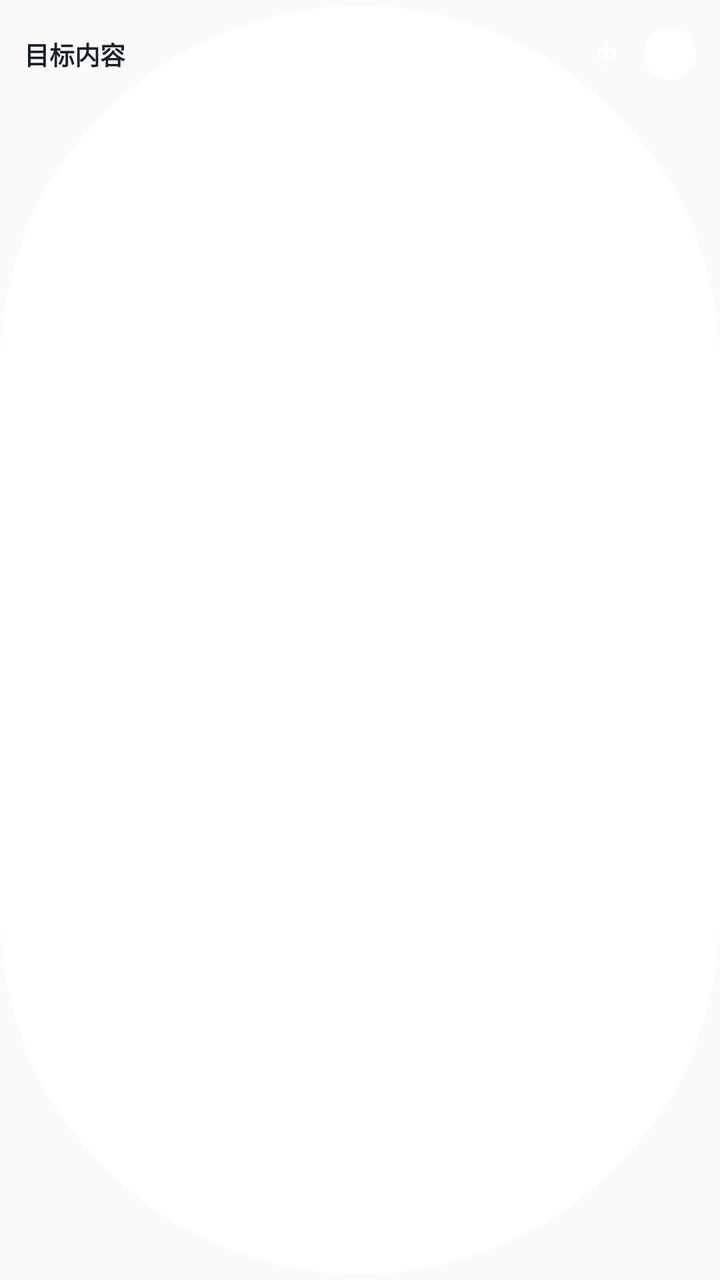
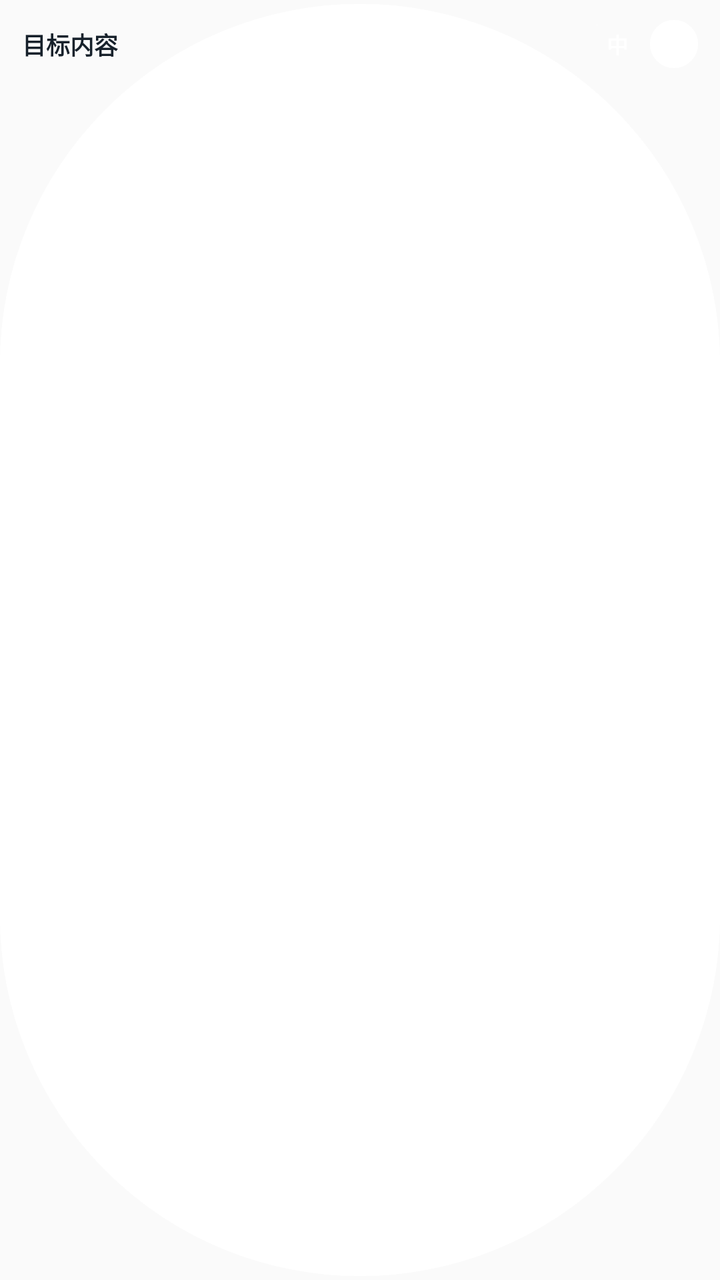

Before-and-after screenshots of an Android layout around one commit, followed by the original layout XML and the change that was made.
<!-- AndroidManifest.xml: application theme AppTheme -->
<!-- res/layout/controler_widget_goal_collection_item.xml -->
<?xml version="1.0" encoding="utf-8"?>
<FrameLayout xmlns:android="http://schemas.android.com/apk/res/android"
    android:id="@+id/widget_collection_item_root"
    android:layout_width="match_parent"
    android:layout_height="wrap_content"
    android:minHeight="48dp"
    android:paddingTop="3dp"
    android:paddingBottom="3dp">

    <ImageView
        android:id="@+id/widget_collection_item_background"
        android:layout_width="match_parent"
        android:layout_height="match_parent"
        android:adjustViewBounds="false"
        android:contentDescription="@null"
        android:scaleType="fitXY"
        android:src="@drawable/controler_widget_tintable_pill_fill" />

    <ImageView
        android:id="@+id/widget_collection_item_outline"
        android:layout_width="match_parent"
        android:layout_height="match_parent"
        android:adjustViewBounds="false"
        android:contentDescription="@null"
        android:scaleType="fitXY"
        android:src="@drawable/controler_widget_tintable_pill_stroke" />

    <LinearLayout
        android:layout_width="match_parent"
        android:layout_height="wrap_content"
        android:gravity="center_vertical"
        android:minHeight="48dp"
        android:orientation="horizontal"
        android:paddingLeft="12dp"
        android:paddingTop="9dp"
        android:paddingRight="12dp"
        android:paddingBottom="9dp">

        <View
            android:id="@+id/widget_collection_item_accent"
            android:layout_width="0dp"
            android:layout_height="0dp"
            android:background="#8ED6A4"
            android:visibility="gone" />

        <TextView
            android:id="@+id/widget_collection_item_title"
            android:layout_width="0dp"
            android:layout_height="wrap_content"
            android:layout_weight="1"
            android:ellipsize="end"
            android:gravity="center_vertical"
            android:includeFontPadding="false"
            android:maxLines="1"
            android:text="目标内容"
            android:textColor="#17212B"
            android:textSize="12.5sp"
            android:textStyle="bold" />

        <LinearLayout
            android:id="@+id/widget_collection_item_goal_trailing"
            android:layout_width="wrap_content"
            android:layout_height="wrap_content"
            android:layout_marginStart="10dp"
            android:gravity="center_vertical"
            android:orientation="horizontal">

            <FrameLayout
                android:id="@+id/widget_collection_item_goal_badge"
                android:layout_width="wrap_content"
                android:layout_height="wrap_content"
                android:layout_marginEnd="8dp">

                <ImageView
                    android:id="@+id/widget_collection_item_goal_badge_background"
                    android:layout_width="match_parent"
                    android:layout_height="match_parent"
                    android:adjustViewBounds="false"
                    android:contentDescription="@null"
                    android:scaleType="fitXY"
                    android:src="@drawable/controler_widget_tintable_pill_fill" />

                <TextView
                    android:id="@+id/widget_collection_item_goal_badge_text"
                    android:layout_width="wrap_content"
                    android:layout_height="wrap_content"
                    android:layout_gravity="center"
                    android:gravity="center"
                    android:includeFontPadding="false"
                    android:minWidth="22dp"
                    android:paddingLeft="5dp"
                    android:paddingTop="2dp"
                    android:paddingRight="5dp"
                    android:paddingBottom="2dp"
                    android:text="中"
                    android:textColor="#FFFFFF"
                    android:textSize="11sp"
                    android:textStyle="bold" />
            </FrameLayout>

            <FrameLayout
                android:id="@+id/widget_collection_item_goal_toggle"
                android:layout_width="26dp"
                android:layout_height="26dp">

                <ImageView
                    android:id="@+id/widget_collection_item_goal_toggle_fill"
                    android:layout_width="match_parent"
                    android:layout_height="match_parent"
                    android:adjustViewBounds="false"
                    android:contentDescription="@null"
                    android:scaleType="fitXY"
                    android:src="@drawable/controler_widget_tintable_pill_fill" />

                <ImageView
                    android:id="@+id/widget_collection_item_goal_toggle_outline"
                    android:layout_width="match_parent"
                    android:layout_height="match_parent"
                    android:adjustViewBounds="false"
                    android:contentDescription="@null"
                    android:scaleType="fitXY"
                    android:src="@drawable/controler_widget_tintable_pill_stroke" />

                <TextView
                    android:id="@+id/widget_collection_item_goal_toggle_text"
                    android:layout_width="wrap_content"
                    android:layout_height="wrap_content"
                    android:layout_gravity="center"
                    android:gravity="center"
                    android:includeFontPadding="false"
                    android:text=""
                    android:textColor="#FFFFFF"
                    android:textSize="13sp"
                    android:textStyle="bold" />
            </FrameLayout>
        </LinearLayout>

        <TextView
            android:id="@+id/widget_collection_item_meta"
            android:layout_width="0dp"
            android:layout_height="0dp"
            android:visibility="gone" />

        <TextView
            android:id="@+id/widget_collection_item_action"
            android:layout_width="0dp"
            android:layout_height="0dp"
            android:visibility="gone" />
    </LinearLayout>
</FrameLayout>
<!-- resources referenced by this layout -->
<resources>
  <!-- drawable controler_widget_tintable_pill_fill (drawable) -->
  <?xml version="1.0" encoding="utf-8"?>
  <shape xmlns:android="http://schemas.android.com/apk/res/android"
      android:shape="rectangle">
      <solid android:color="#FFFFFFFF" />
      <corners android:radius="999dp" />
  </shape>
  <!-- drawable controler_widget_tintable_pill_stroke (drawable) -->
  <?xml version="1.0" encoding="utf-8"?>
  <shape xmlns:android="http://schemas.android.com/apk/res/android"
      android:shape="rectangle">
      <solid android:color="#00FFFFFF" />
      <corners android:radius="999dp" />
      <stroke
          android:width="1dp"
          android:color="#FFFFFFFF" />
  </shape>
  <style name="AppTheme" parent="Theme.AppCompat.DayNight.NoActionBar">
          
          <item name="android:editTextBackground">@drawable/rn_edit_text_material</item>
      </style>
  <!-- drawable rn_edit_text_material (drawable) -->
  <?xml version="1.0" encoding="utf-8"?>
  <inset xmlns:android="http://schemas.android.com/apk/res/android"
         android:insetLeft="@dimen/abc_edit_text_inset_horizontal_material"
         android:insetRight="@dimen/abc_edit_text_inset_horizontal_material"
         android:insetTop="@dimen/abc_edit_text_inset_top_material"
         android:insetBottom="@dimen/abc_edit_text_inset_bottom_material">
  
      <selector>
          
          <item android:state_enabled="false" android:drawable="@drawable/abc_textfield_default_mtrl_alpha"/>
          <item android:drawable="@drawable/abc_textfield_activated_mtrl_alpha"/>
      </selector>
  
  </inset>
</resources>

<!-- the commit's change to res/layout/controler_widget_goal_collection_item.xml (unified diff, before → after) -->
@@ -3,9 +3,9 @@
     android:id="@+id/widget_collection_item_root"
     android:layout_width="match_parent"
     android:layout_height="wrap_content"
-    android:minHeight="48dp"
-    android:paddingTop="3dp"
-    android:paddingBottom="3dp">
+    android:minHeight="40dp"
+    android:paddingTop="2dp"
+    android:paddingBottom="2dp">
 
     <ImageView
         android:id="@+id/widget_collection_item_background"
@@ -29,18 +29,20 @@
         android:layout_width="match_parent"
         android:layout_height="wrap_content"
         android:gravity="center_vertical"
-        android:minHeight="48dp"
+        android:minHeight="40dp"
         android:orientation="horizontal"
-        android:paddingLeft="12dp"
-        android:paddingTop="9dp"
-        android:paddingRight="12dp"
-        android:paddingBottom="9dp">
+        android:paddingLeft="11dp"
+        android:paddingTop="6dp"
+        android:paddingRight="11dp"
+        android:paddingBottom="6dp">
 
-        <View
+        <ImageView
             android:id="@+id/widget_collection_item_accent"
             android:layout_width="0dp"
             android:layout_height="0dp"
             android:background="#8ED6A4"
+            android:contentDescription="@null"
+            android:scaleType="fitXY"
             android:visibility="gone" />
 
         <TextView
@@ -54,7 +56,7 @@
             android:maxLines="1"
             android:text="目标内容"
             android:textColor="#17212B"
-            android:textSize="12.5sp"
+            android:textSize="12sp"
             android:textStyle="bold" />
 
         <LinearLayout
@@ -69,7 +71,7 @@
                 android:id="@+id/widget_collection_item_goal_badge"
                 android:layout_width="wrap_content"
                 android:layout_height="wrap_content"
-                android:layout_marginEnd="8dp">
+                android:layout_marginEnd="6dp">
 
                 <ImageView
                     android:id="@+id/widget_collection_item_goal_badge_background"
@@ -87,21 +89,21 @@
                     android:layout_gravity="center"
                     android:gravity="center"
                     android:includeFontPadding="false"
-                    android:minWidth="22dp"
+                    android:minWidth="20dp"
                     android:paddingLeft="5dp"
                     android:paddingTop="2dp"
                     android:paddingRight="5dp"
                     android:paddingBottom="2dp"
                     android:text="中"
                     android:textColor="#FFFFFF"
-                    android:textSize="11sp"
+                    android:textSize="10.5sp"
                     android:textStyle="bold" />
             </FrameLayout>
 
             <FrameLayout
                 android:id="@+id/widget_collection_item_goal_toggle"
-                android:layout_width="26dp"
-                android:layout_height="26dp">
+                android:layout_width="24dp"
+                android:layout_height="24dp">
 
                 <ImageView
                     android:id="@+id/widget_collection_item_goal_toggle_fill"
@@ -130,7 +132,7 @@
                     android:includeFontPadding="false"
                     android:text=""
                     android:textColor="#FFFFFF"
-                    android:textSize="13sp"
+                    android:textSize="12sp"
                     android:textStyle="bold" />
             </FrameLayout>
         </LinearLayout>
